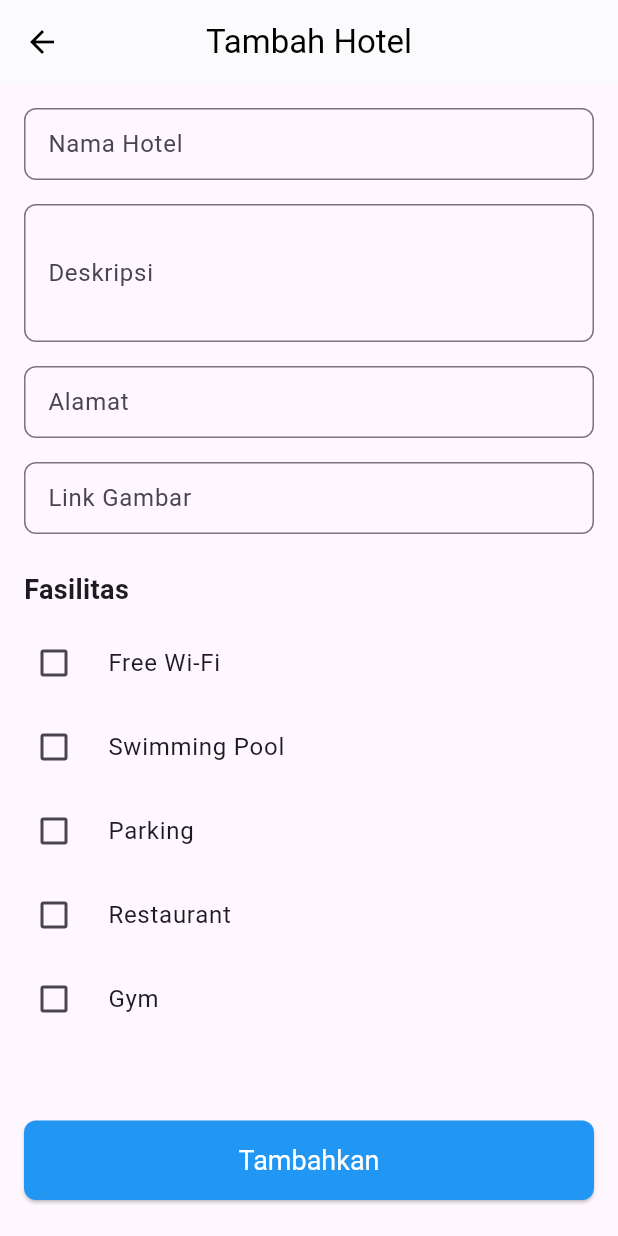
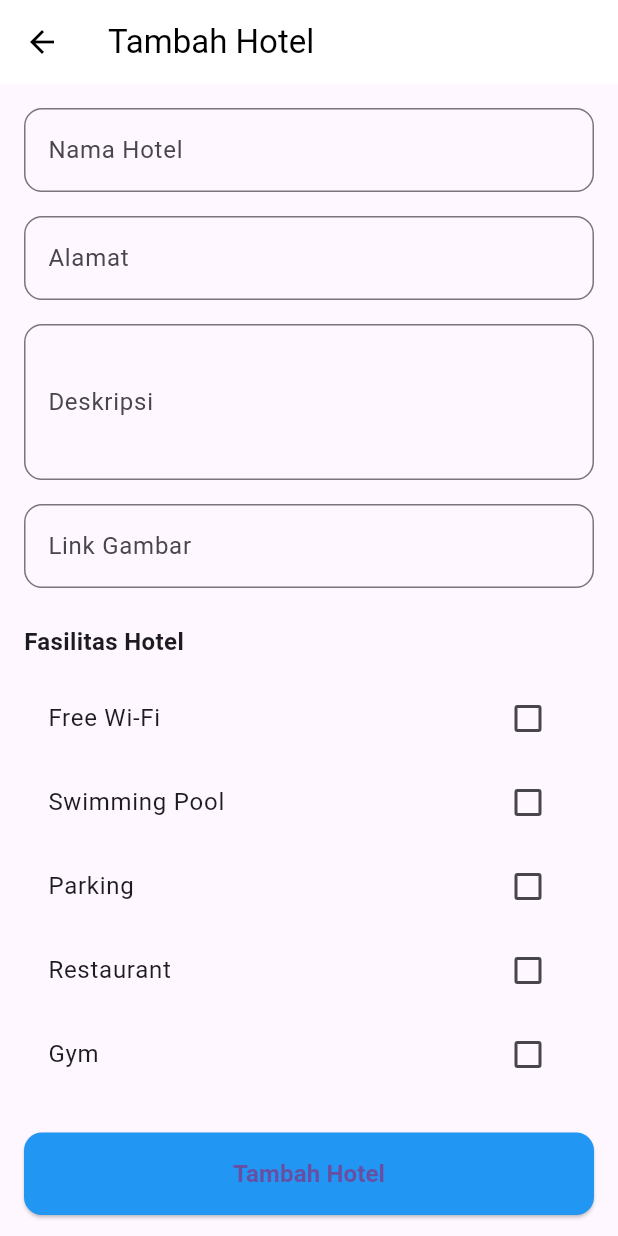
Before and after one commit to alifahfwzy/alianta_gostay, a Flutter app: the TambahHotel screen opened directly, on a phone screen of 412 x 824 dp. Run offline on Flutter 3.47's test engine with Material 3 defaults, Android fonts, the light colour scheme and no system bars; our stand-ins replace shared_preferences, supabase_flutter; accounts and stored records are empty; network calls fail.

Commit message:
edit tambah

```diff
--- a/lib/tambah_hotel.dart
+++ b/lib/tambah_hotel.dart
@@ -26,6 +26,25 @@ class _TambahHotelState extends State<TambahHotel> {
   bool _isLoading = false;
 
   @override
+  void initState() {
+    super.initState();
+    // Mengisi form dengan data hotel yang ada jika dalam mode edit
+    if (widget.hotel != null) {
+      _namaHotelController.text = widget.hotel!.name;
+      _alamatController.text = widget.hotel!.location;
+      _deskripsiController.text = widget.hotel!.description ?? '';
+      _linkGambarController.text = widget.hotel!.imageUrl ?? '';
+
+      // Mengatur fasilitas yang ada
+      _freeWifi = widget.hotel!.facilities.contains('Free Wi-Fi');
+      _swimmingPool = widget.hotel!.facilities.contains('Swimming Pool');
+      _parking = widget.hotel!.facilities.contains('Parking');
+      _restaurant = widget.hotel!.facilities.contains('Restaurant');
+      _gym = widget.hotel!.facilities.contains('Gym');
+    }
+  }
+
+  @override
   void dispose() {
     _namaHotelController.dispose();
     _deskripsiController.dispose();
@@ -49,8 +68,9 @@ class _TambahHotelState extends State<TambahHotel> {
         if (_restaurant) selectedFacilities.add('Restaurant');
         if (_gym) selectedFacilities.add('Gym');
 
-        // Buat objek hotel baru
-        Hotel newHotel = Hotel(
+        // Buat objek hotel
+        Hotel hotel = Hotel(
+          id: widget.hotel?.id,
           name: _namaHotelController.text,
           location: _alamatController.text,
           description: _deskripsiController.text,
@@ -59,35 +79,26 @@ class _TambahHotelState extends State<TambahHotel> {
               _linkGambarController.text.isEmpty
                   ? 'https://images.unsplash.com/photo-1566073771259-6a8506099945?w=400'
                   : _linkGambarController.text,
-          rating: 4.0, // Default rating
+          rating: widget.hotel?.rating ?? 0.0,
+          availableRooms: widget.hotel?.availableRooms ?? 0,
+          totalRooms: widget.hotel?.totalRooms ?? 0,
         );
 
-        // Simpan ke database
-        final result = await HotelService.addHotel(newHotel);
+        // Simpan atau update hotel
+        Map<String, dynamic> result;
+        if (widget.hotel == null) {
+          result = await HotelService.addHotel(hotel);
+        } else {
+          result = await HotelService.updateHotel(widget.hotel!.id!, hotel);
+        }
 
         if (result['success'] == true) {
-          ScaffoldMessenger.of(context).showSnackBar(
-            SnackBar(
-              content: Text('Hotel "${newHotel.name}" berhasil ditambahkan'),
-              backgroundColor: Colors.green,
-            ),
-          );
-          Navigator.of(context).pop();
+          Navigator.pop(context, true);
         } else {
-          ScaffoldMessenger.of(context).showSnackBar(
-            SnackBar(
-              content: Text('Gagal menambahkan hotel: ${result['message']}'),
-              backgroundColor: Colors.red,
-            ),
-          );
+          _showErrorMessage('Gagal menyimpan hotel');
         }
       } catch (e) {
-        ScaffoldMessenger.of(context).showSnackBar(
-          SnackBar(
-            content: Text('Gagal menambahkan hotel: $e'),
-            backgroundColor: Colors.red,
-          ),
-        );
+        _showErrorMessage('Error: $e');
       } finally {
         setState(() {
           _isLoading = false;
@@ -96,58 +107,110 @@ class _TambahHotelState extends State<TambahHotel> {
     }
   }
 
+  void _showErrorMessage(String message) {
+    ScaffoldMessenger.of(context).showSnackBar(
+      SnackBar(content: Text(message), backgroundColor: Colors.red),
+    );
+  }
+
   @override
   Widget build(BuildContext context) {
     return Scaffold(
       appBar: AppBar(
-        leading: IconButton(
-          icon: const Icon(Icons.arrow_back),
-          onPressed: () {
-            Navigator.of(context).pop();
-          },
+        title: Text(
+          widget.hotel == null ? 'Tambah Hotel' : 'Edit Hotel',
+          style: const TextStyle(color: Colors.black),
         ),
-        title: const Text('Tambah Hotel'),
-        centerTitle: true,
         backgroundColor: Colors.white,
-        foregroundColor: Colors.black,
-        elevation: 0.5,
+        elevation: 0,
+        iconTheme: const IconThemeData(color: Colors.black),
       ),
       body: SingleChildScrollView(
+        child: Padding(
           padding: const EdgeInsets.all(16.0),
           child: Form(
             key: _formKey,
             child: Column(
-            crossAxisAlignment: CrossAxisAlignment.start,
-            children: <Widget>[
-              _buildTextField(
+              crossAxisAlignment: CrossAxisAlignment.stretch,
+              children: [
+                // Nama Hotel
+                TextFormField(
                   controller: _namaHotelController,
+                  decoration: InputDecoration(
                     labelText: 'Nama Hotel',
+                    border: OutlineInputBorder(
+                      borderRadius: BorderRadius.circular(12),
+                    ),
+                  ),
+                  validator: (value) {
+                    if (value == null || value.isEmpty) {
+                      return 'Nama hotel harus diisi';
+                    }
+                    return null;
+                  },
                 ),
                 const SizedBox(height: 16),
-              _buildTextField(
-                controller: _deskripsiController,
-                labelText: 'Deskripsi',
-                maxLines: 3,
+
+                // Alamat
+                TextFormField(
+                  controller: _alamatController,
+                  decoration: InputDecoration(
+                    labelText: 'Alamat',
+                    border: OutlineInputBorder(
+                      borderRadius: BorderRadius.circular(12),
+                    ),
+                  ),
+                  validator: (value) {
+                    if (value == null || value.isEmpty) {
+                      return 'Alamat harus diisi';
+                    }
+                    return null;
+                  },
                 ),
                 const SizedBox(height: 16),
-              _buildTextField(
-                controller: _alamatController,
-                labelText: 'Alamat',
+
+                // Deskripsi
+                TextFormField(
+                  controller: _deskripsiController,
+                  decoration: InputDecoration(
+                    labelText: 'Deskripsi',
+                    border: OutlineInputBorder(
+                      borderRadius: BorderRadius.circular(12),
+                    ),
+                  ),
+                  maxLines: 3,
+                  validator: (value) {
+                    if (value == null || value.isEmpty) {
+                      return 'Deskripsi harus diisi';
+                    }
+                    return null;
+                  },
                 ),
                 const SizedBox(height: 16),
-              _buildTextField(
+
+                // Link Gambar
+                TextFormField(
                   controller: _linkGambarController,
+                  decoration: InputDecoration(
                     labelText: 'Link Gambar',
-                keyboardType: TextInputType.url,
+                    border: OutlineInputBorder(
+                      borderRadius: BorderRadius.circular(12),
+                    ),
+                    hintText: 'https://example.com/image.jpg',
+                  ),
                 ),
                 const SizedBox(height: 24),
+
+                // Fasilitas Section
                 const Text(
-                'Fasilitas',
-                style: TextStyle(fontSize: 18, fontWeight: FontWeight.bold),
+                  'Fasilitas Hotel',
+                  style: TextStyle(fontSize: 16, fontWeight: FontWeight.bold),
                 ),
-              const SizedBox(height: 8),
-              _buildCheckbox(
-                title: 'Free Wi-Fi',
+                const SizedBox(height: 12),
+
+                // Checkbox Fasilitas
+                CheckboxListTile(
+                  title: const Text('Free Wi-Fi'),
                   value: _freeWifi,
                   onChanged: (bool? value) {
                     setState(() {
@@ -155,8 +218,8 @@ class _TambahHotelState extends State<TambahHotel> {
                     });
                   },
                 ),
-              _buildCheckbox(
-                title: 'Swimming Pool',
+                CheckboxListTile(
+                  title: const Text('Swimming Pool'),
                   value: _swimmingPool,
                   onChanged: (bool? value) {
                     setState(() {
@@ -164,8 +227,8 @@ class _TambahHotelState extends State<TambahHotel> {
                     });
                   },
                 ),
-              _buildCheckbox(
-                title: 'Parking',
+                CheckboxListTile(
+                  title: const Text('Parking'),
                   value: _parking,
                   onChanged: (bool? value) {
                     setState(() {
@@ -173,8 +236,8 @@ class _TambahHotelState extends State<TambahHotel> {
                     });
                   },
                 ),
-              _buildCheckbox(
-                title: 'Restaurant',
+                CheckboxListTile(
+                  title: const Text('Restaurant'),
                   value: _restaurant,
                   onChanged: (bool? value) {
                     setState(() {
@@ -182,8 +245,8 @@ class _TambahHotelState extends State<TambahHotel> {
                     });
                   },
                 ),
-              _buildCheckbox(
-                title: 'Gym',
+                CheckboxListTile(
+                  title: const Text('Gym'),
                   value: _gym,
                   onChanged: (bool? value) {
                     setState(() {
@@ -191,90 +254,45 @@ class _TambahHotelState extends State<TambahHotel> {
                     });
                   },
                 ),
-              const SizedBox(height: 32),
-            ],
-          ),
-        ),
-      ),
-      bottomNavigationBar: SafeArea(
-        child: Padding(
-          padding: const EdgeInsets.fromLTRB(16, 0, 16, 24), // Naik 24px
-          child: ElevatedButton(
+                const SizedBox(height: 24),
+
+                // Submit Button
+                ElevatedButton(
+                  onPressed: _isLoading ? null : _simpanHotel,
                   style: ElevatedButton.styleFrom(
                     backgroundColor: Colors.blue,
                     padding: const EdgeInsets.symmetric(vertical: 16),
-              textStyle: const TextStyle(fontSize: 18, color: Colors.white),
                     shape: RoundedRectangleBorder(
-                borderRadius: BorderRadius.circular(8),
+                      borderRadius: BorderRadius.circular(12),
                     ),
                   ),
-            onPressed: _isLoading ? null : _simpanHotel,
                   child:
                       _isLoading
                           ? const SizedBox(
                             height: 20,
                             width: 20,
                             child: CircularProgressIndicator(
-                        color: Colors.white,
                               strokeWidth: 2,
+                              valueColor: AlwaysStoppedAnimation<Color>(
+                                Colors.white,
+                              ),
                             ),
                           )
-                    : const Text(
-                      'Tambahkan',
-                      style: TextStyle(color: Colors.white),
+                          : Text(
+                            widget.hotel == null
+                                ? 'Tambah Hotel'
+                                : 'Simpan Perubahan',
+                            style: const TextStyle(
+                              fontSize: 16,
+                              fontWeight: FontWeight.bold,
+                            ),
+                          ),
+                ),
+              ],
             ),
           ),
         ),
       ),
     );
   }
-
-  Widget _buildTextField({
-    required TextEditingController controller,
-    required String labelText,
-    int maxLines = 1,
-    TextInputType keyboardType = TextInputType.text,
-    bool isOptional = false,
-  }) {
-    return TextFormField(
-      controller: controller,
-      decoration: InputDecoration(
-        labelText: labelText,
-        border: OutlineInputBorder(borderRadius: BorderRadius.circular(8)),
-        contentPadding: const EdgeInsets.symmetric(
-          horizontal: 12,
-          vertical: 10,
-        ),
-      ),
-      maxLines: maxLines,
-      keyboardType: keyboardType,
-      validator: (value) {
-        if (!isOptional && (value == null || value.isEmpty)) {
-          return '$labelText tidak boleh kosong';
 }
-        if (keyboardType == TextInputType.url &&
-            value != null &&
-            value.isNotEmpty &&
-            !Uri.parse(value).isAbsolute) {
-          return 'Link gambar tidak valid';
-        }
-        return null;
-      },
-    );
-  }
-
-  Widget _buildCheckbox({
-    required String title,
-    required bool value,
-    required ValueChanged<bool?> onChanged,
-  }) {
-    return CheckboxListTile(
-      title: Text(title),
-      value: value,
-      onChanged: onChanged,
-      controlAffinity: ListTileControlAffinity.leading,
-      contentPadding: EdgeInsets.zero,
-      activeColor: Colors.blue,
-    );
-  }
-}
```
Also changed, not shown: pubspec.lock. Lines whose indentation alone changed are shown as unchanged.
